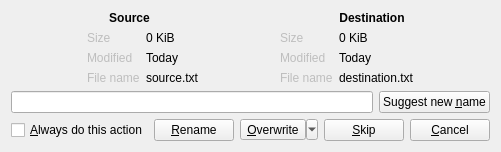
This is plugins/CopyEngine/Ultracopier/fileExistsDialog.ui in alphaonex86/Ultracopier as Qt 5 draws it before an edit. The edited form follows.
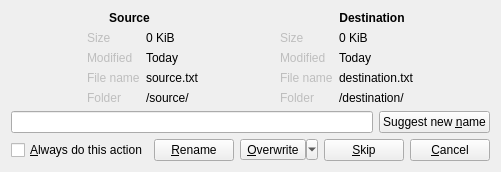
This is the edited form.

```diff
--- a/plugins/CopyEngine/Ultracopier/fileExistsDialog.ui
+++ b/plugins/CopyEngine/Ultracopier/fileExistsDialog.ui
@@ -124,6 +124,23 @@
          </property>
         </widget>
        </item>
+       <item row="3" column="0">
+        <widget class="QLabel" name="label_3">
+         <property name="enabled">
+          <bool>false</bool>
+         </property>
+         <property name="text">
+          <string>Folder</string>
+         </property>
+        </widget>
+       </item>
+       <item row="3" column="1">
+        <widget class="QLabel" name="label_content_source_folder">
+         <property name="text">
+          <string notr="true">/source/</string>
+         </property>
+        </widget>
+       </item>
       </layout>
      </item>
      <item>
@@ -195,6 +212,23 @@
          </property>
         </widget>
        </item>
+       <item row="3" column="0">
+        <widget class="QLabel" name="label_4">
+         <property name="enabled">
+          <bool>false</bool>
+         </property>
+         <property name="text">
+          <string>Folder</string>
+         </property>
+        </widget>
+       </item>
+       <item row="3" column="1">
+        <widget class="QLabel" name="label_content_destination_folder">
+         <property name="text">
+          <string notr="true">/destination/</string>
+         </property>
+        </widget>
+       </item>
       </layout>
      </item>
      <item>
```
